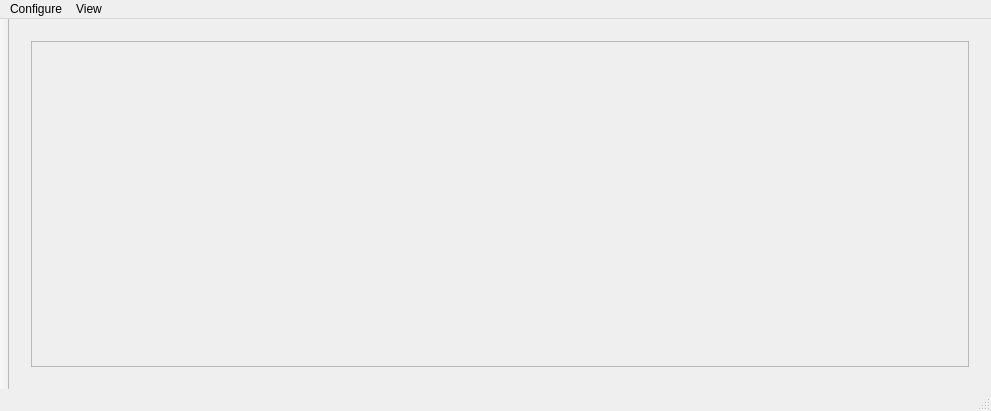
The window that WDguiBoat/WDguiBoat/mainwindow.ui (geirwanvik/WDrov) describes before a commit, drawn with Qt 5.
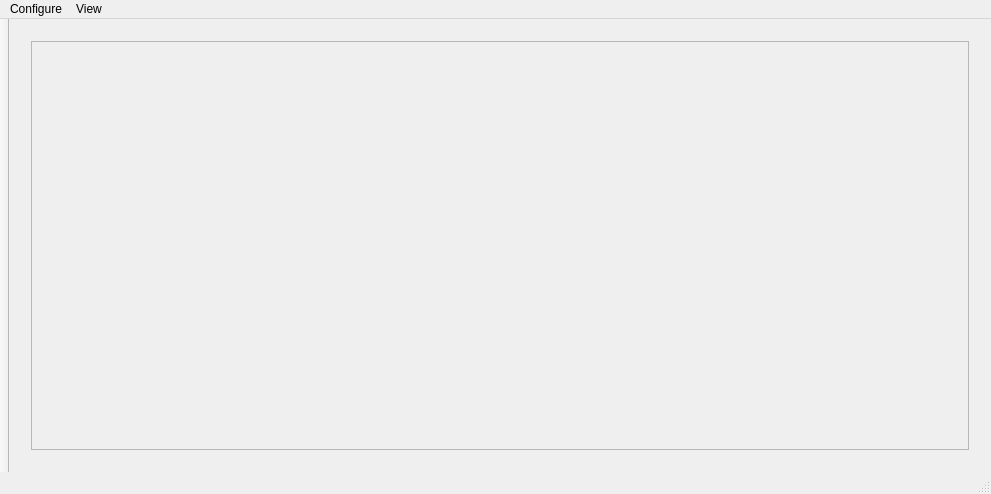
The same window after the commit. The open tabs and pages were chosen to show the change. Icons and pictures are not drawn.

```diff
--- a/WDguiBoat/WDguiBoat/mainwindow.ui
+++ b/WDguiBoat/WDguiBoat/mainwindow.ui
@@ -7,7 +7,7 @@
     <x>0</x>
     <y>0</y>
     <width>991</width>
-    <height>411</height>
+    <height>494</height>
    </rect>
   </property>
   <property name="windowTitle">
@@ -42,8 +42,8 @@
             <rect>
              <x>0</x>
              <y>0</y>
-             <width>98</width>
-             <height>28</height>
+             <width>945</width>
+             <height>415</height>
             </rect>
            </property>
           </widget>
```
Left out of the diff: 10 changed lines with no effect on the pictures.
